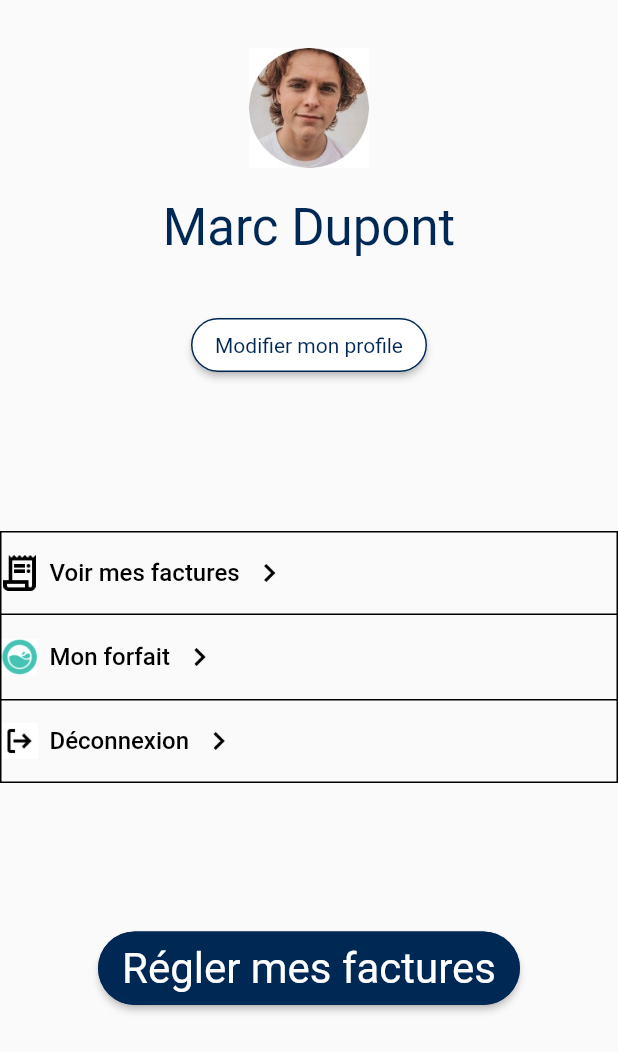
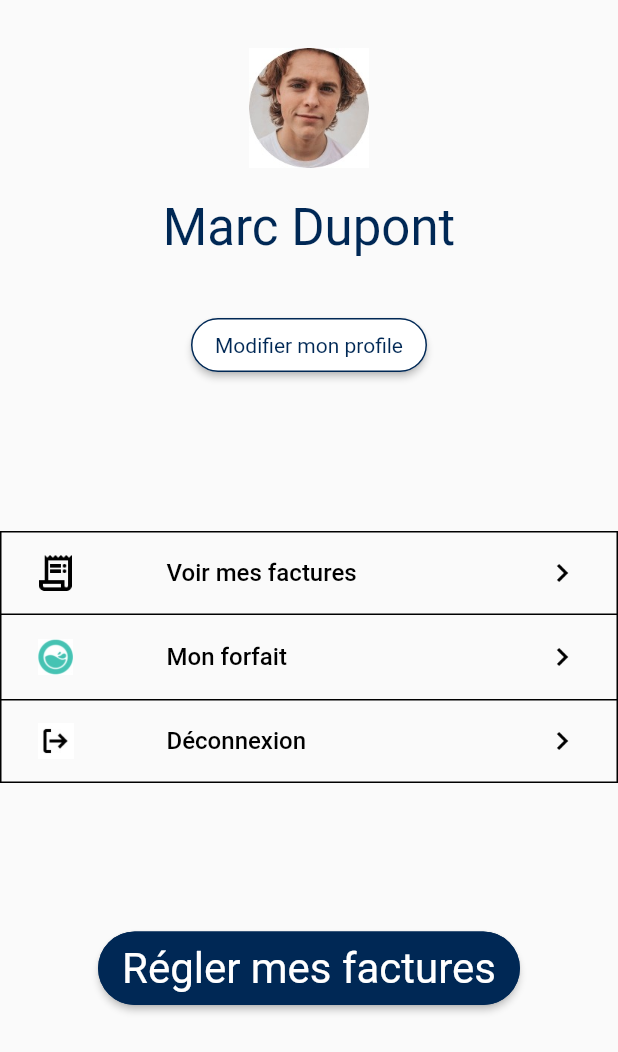
Before and after one commit to FYHNJ/forfait_mo50, a Flutter app: the Profile widget shown alone on an empty page, opened directly, on a phone screen of 412 x 824 dp. Shown: the top 1052 px of the screen. Run offline on Flutter 3.47's test engine with Material 2 defaults, Android fonts, the phone set to English and light mode, and no system bars; accounts and stored records are empty.

Commit message:
profile change button position

```diff
--- a/lib/Profile/profile.dart
+++ b/lib/Profile/profile.dart
@@ -85,12 +85,17 @@ class _Profile extends State<Profile> {
                   ),
                   child: Row(
                     children: [
-                      Image.asset(
+                      Padding(
+                        padding: const EdgeInsets.only(left: 24.0), // 设置左边距
+                        child: Image.asset(
                           'assets/images/facture.jpeg',
                           width: 24,
                           height: 24,
                         ),
-                      TextButton(
+                      ),
+                      Padding(
+                        padding: const EdgeInsets.only(left: 54.0), // 设置左边距
+                        child: TextButton(
                           onPressed: () {},
                           child: const Text(
                             'Voir mes factures',
@@ -100,10 +105,16 @@ class _Profile extends State<Profile> {
                             ),
                           ),
                         ),
-                      Image.asset(
+                      ),
+                      const Spacer(), // 占据剩余空间
+                      // 第三个元素，与屏幕右边缘的距离为 24
+                      Padding(
+                        padding: const EdgeInsets.only(right: 24),
+                        child: Image.asset(
                           'assets/images/arrow.jpeg',
                           width: 24,
                           height: 24,
+                        ),
                       ),
                     ],
                   ),
@@ -124,12 +135,17 @@ class _Profile extends State<Profile> {
                   ),
                   child: Row(
                     children: [
-                      Image.asset(
+                      Padding(
+                        padding: const EdgeInsets.only(left: 24.0), // 设置左边距
+                        child: Image.asset(
                           'assets/images/1.jpeg',
                           width: 24,
                           height: 24,
                         ),
-                      TextButton(
+                      ),
+                      Padding(
+                        padding: const EdgeInsets.only(left: 54.0), // 设置左边距
+                        child: TextButton(
                           onPressed: () {},
                           child: const Text(
                             'Mon forfait',
@@ -139,10 +155,16 @@ class _Profile extends State<Profile> {
                             ),
                           ),
                         ),
-                      Image.asset(
+                      ),
+                      const Spacer(), // 占据剩余空间
+                      // 第三个元素，与屏幕右边缘的距离为 24
+                      Padding(
+                        padding: const EdgeInsets.only(right: 24),
+                        child: Image.asset(
                           'assets/images/arrow.jpeg',
                           width: 24,
                           height: 24,
+                        ),
                       ),
                     ],
                   ),
@@ -157,12 +179,17 @@ class _Profile extends State<Profile> {
                   ),
                   child: Row(
                     children: [
-                      Image.asset(
+                      Padding(
+                        padding: const EdgeInsets.only(left: 24.0), // 设置左边距
+                        child: Image.asset(
                           'assets/images/logout.jpeg',
                           width: 24,
                           height: 24,
                         ),
-                      TextButton(
+                      ),
+                      Padding(
+                        padding: const EdgeInsets.only(left: 54.0), // 设置左边距
+                        child: TextButton(
                           onPressed: () {},
                           child: const Text(
                             'Déconnexion',
@@ -172,10 +199,16 @@ class _Profile extends State<Profile> {
                             ),
                           ),
                         ),
-                      Image.asset(
+                      ),
+                      const Spacer(), // 占据剩余空间
+                      // 第三个元素，与屏幕右边缘的距离为 24
+                      Padding(
+                        padding: const EdgeInsets.only(right: 24),
+                        child: Image.asset(
                           'assets/images/arrow.jpeg',
                           width: 24,
                           height: 24,
+                        ),
                       ),
                     ],
                   ),
```
Also changed, not shown: assets/images/MarcDupont.jpg (deleted), assets/images/facture.jpg (deleted). Lines whose indentation alone changed are shown as unchanged.
